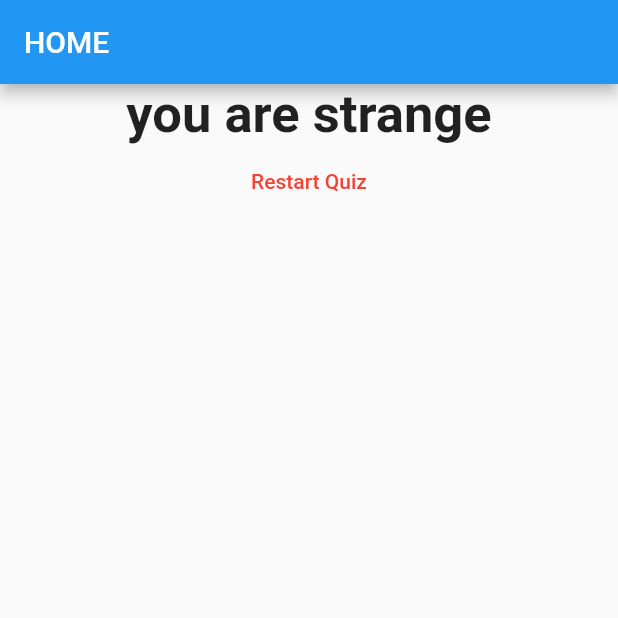
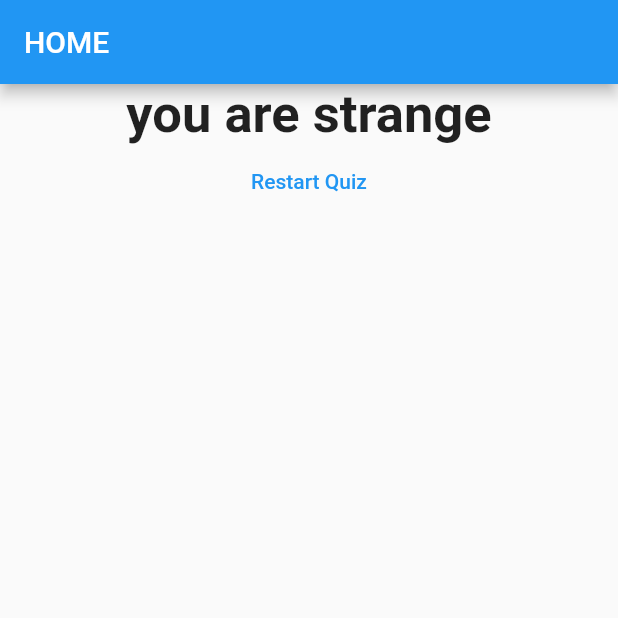
Before and after one commit to sainideepanshu199/QUIZ-APP, a Flutter app: the screen it shows after launch, after a tap on "blue", after a tap on "cat", after a tap on "Audi", on a phone screen of 412 x 824 dp, the top half of it. Run offline on Flutter 3.47's test engine with Material 2 defaults, Android fonts, the phone set to English and light mode, and no system bars.

Commit message:
changed restart quiz button to blue

```diff
--- a/my_app/lib/result.dart
+++ b/my_app/lib/result.dart
@@ -38,7 +38,7 @@ class Result extends StatelessWidget {
           // ignore: deprecated_member_use
           FlatButton(
             child: Text('Restart Quiz'),
-            textColor: Colors.red,
+            textColor: Colors.blue,
             onPressed: restHandler,
           ),
         ],
```
